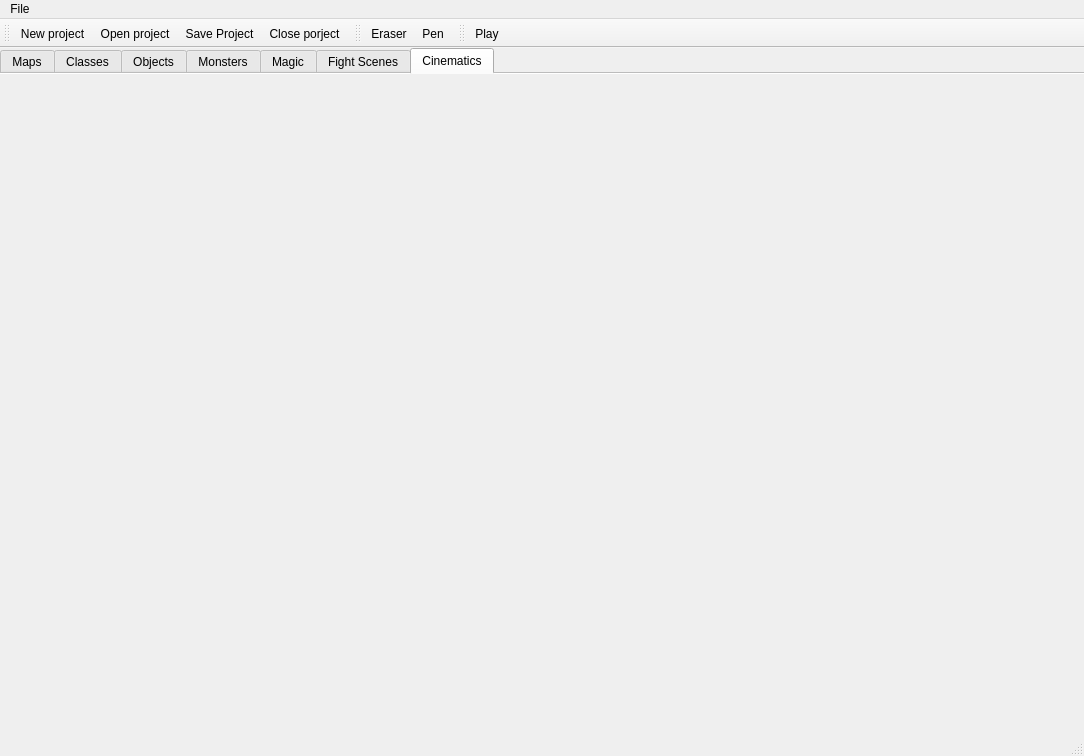
Old version of the form src/GeneralWindow.ui in the repository dummymeuporg/dummyeditor.
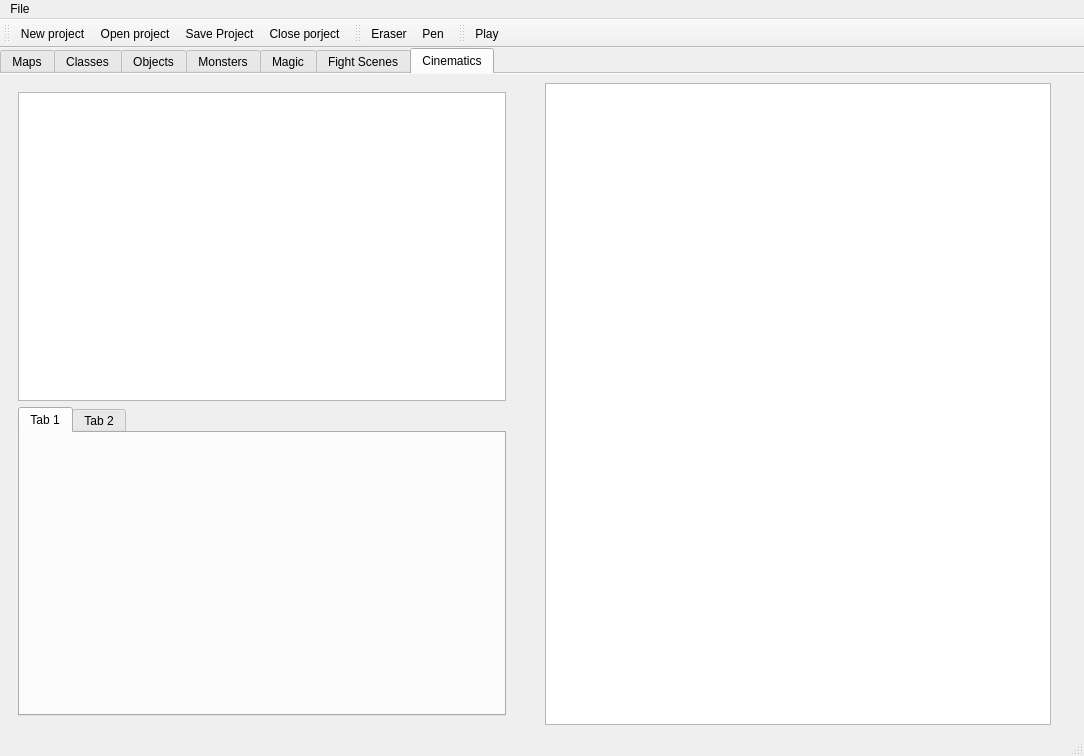
New version of the form. Icons and pictures are not drawn. Custom widgets are drawn as their Qt base class.

Commit message: tab cinematics

What changed in the file:
```diff
--- a/src/GeneralWindow.ui
+++ b/src/GeneralWindow.ui
@@ -17,7 +17,7 @@
    <string>Dummy Editor</string>
   </property>
   <widget class="QWidget" name="centralwidget">
-   <layout class="QHBoxLayout" name="horizontalLayout_2">
+   <layout class="QVBoxLayout" name="verticalLayout_3">
     <property name="spacing">
      <number>0</number>
     </property>
@@ -223,6 +223,44 @@
        <attribute name="title">
         <string>Cinematics</string>
        </attribute>
+       <layout class="QHBoxLayout" name="horizontalLayout">
+        <item>
+         <widget class="QWidget" name="verticalWidget" native="true">
+          <layout class="QVBoxLayout" name="verticalLayout_4">
+           <item>
+            <widget class="MapsTreeView" name="mapListCinematics"/>
+           </item>
+           <item>
+            <widget class="QTabWidget" name="tabWidget">
+             <widget class="QWidget" name="objectsListCinematics">
+              <attribute name="title">
+               <string>Tab 1</string>
+              </attribute>
+             </widget>
+             <widget class="QWidget" name="widget">
+              <attribute name="title">
+               <string>Tab 2</string>
+              </attribute>
+             </widget>
+            </widget>
+           </item>
+          </layout>
+         </widget>
+        </item>
+        <item>
+         <widget class="QWidget" name="verticalWidget_2" native="true">
+          <layout class="QVBoxLayout" name="verticalLayout_6"/>
+         </widget>
+        </item>
+        <item>
+         <widget class="QGraphicsView" name="graphicsView"/>
+        </item>
+        <item>
+         <widget class="QWidget" name="horizontalWidget" native="true">
+          <layout class="QHBoxLayout" name="horizontalLayout_2"/>
+         </widget>
+        </item>
+       </layout>
       </widget>
      </widget>
     </item>
```
